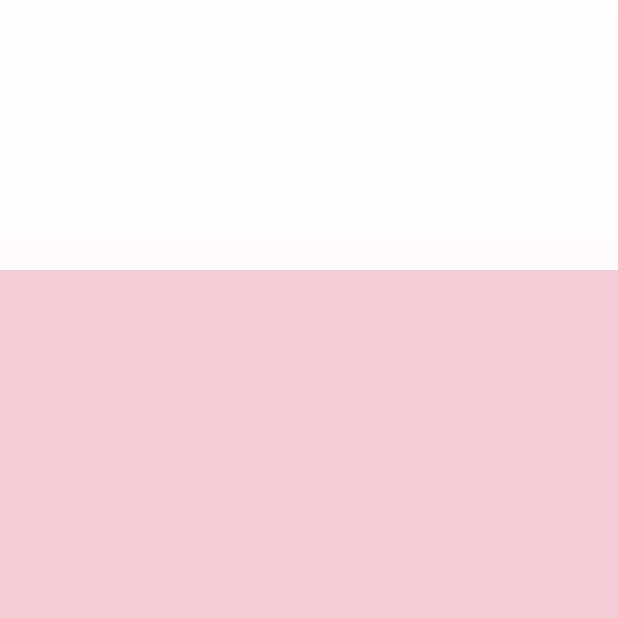
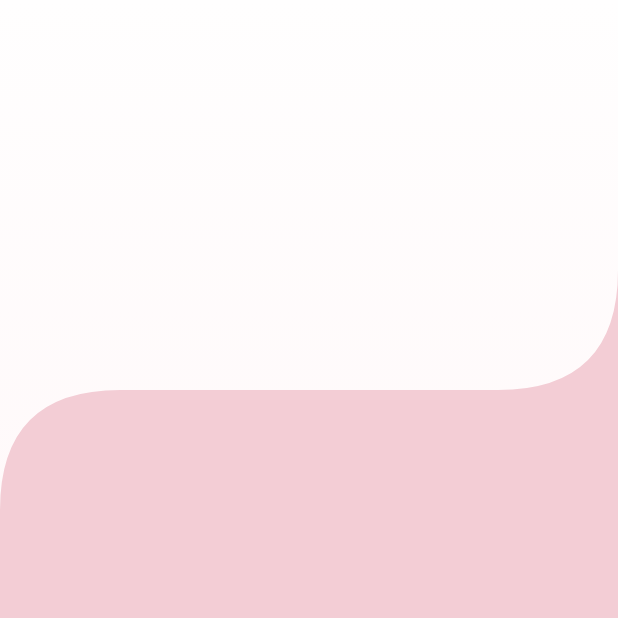
Before and after one commit to vmerigo/social_flutter_youtube, a Flutter app: the OnBoardingPage screen opened directly, on a phone screen of 412 x 824 dp, the top half of it. Run offline on Flutter 3.47's test engine with Material 2 defaults, Android fonts, the phone set to English and light mode, and no system bars.

Commit message:
add clipperPath

```diff
--- a/lib/pages/on_boarding_page.dart
+++ b/lib/pages/on_boarding_page.dart
@@ -1,4 +1,5 @@
 import 'package:flutter/material.dart';
+import 'package:social_flutter_youtube/utils/clip_waves.dart';
 import 'package:social_flutter_youtube/utils/colors_style.dart';
 
 class OnBoardingPage extends StatelessWidget {
@@ -16,7 +17,9 @@ class OnBoardingPage extends StatelessWidget {
         ),
         Positioned.fill(
           top: 180,
-          child: Container(color: MyColors.bgPurpleColor),
+          child: ClipPath(
+              clipper: ClipWaves(),
+              child: Container(color: MyColors.bgPurpleColor)),
         ),
       ],
     ));
--- /dev/null
+++ b/lib/utils/clip_waves.dart
@@ -0,0 +1,31 @@
+
+import 'package:flutter/material.dart';
+
+class ClipWaves extends CustomClipper<Path> {
+  @override
+  Path getClip(Size size) {
+    Path path = Path();
+    //R1 X : 0 ; Y: RADIUS
+    //R2 X : WIDTH ; Y : RADIUS
+    //R
+    const double radius = 80;
+    // A
+    path.lineTo(0, radius * 2);
+    // B
+    path.quadraticBezierTo(0, radius, radius, radius);
+    // C
+    path.lineTo(size.width - radius, radius);
+    // D
+    path.quadraticBezierTo(size.width, radius, size.width, 0);
+    // E
+    path.lineTo(size.width, size.height);
+    // F
+    path.lineTo(0, size.height);
+    return path;
+  }
+
+  @override
+  bool shouldReclip(CustomClipper<Path> oldClipper) {
+    return false;
+  }
+}
```
Also changed, not shown: lib/pages/chat_page.dart (+7 -3 lines), lib/pages/profile_page.dart (+9 -7 lines).
